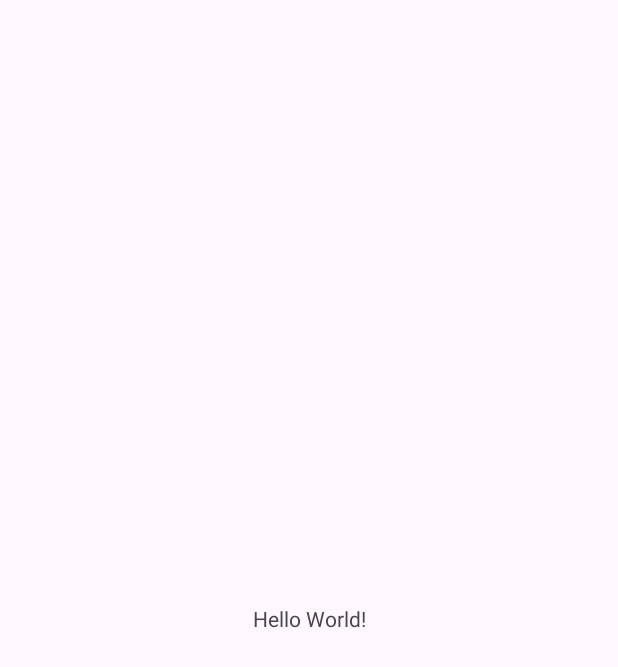
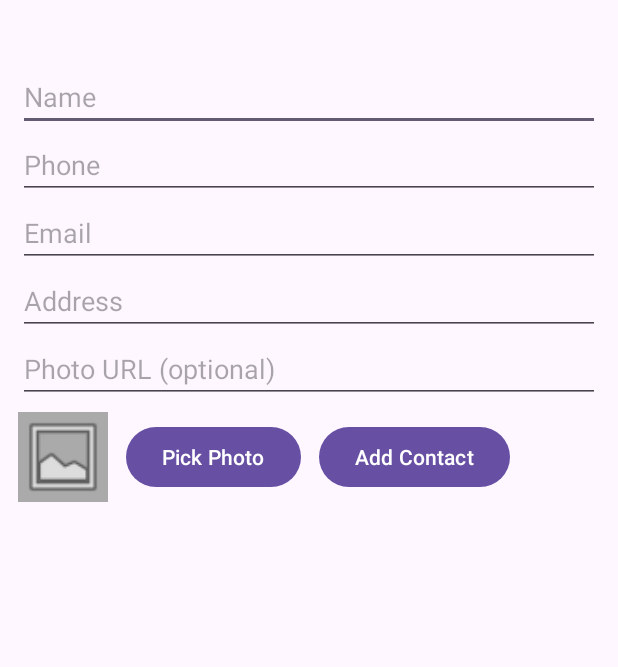
Before and after one commit to georgepashev/MobileApp_Contacts_2025_1a, an Android app: the screen it shows after launch (MainActivity), on a phone screen of 412 x 824 dp. Before the commit the part shown is almost empty. Shown: the top 667 px of the screen. Run offline under Robolectric (Android 15) with nearby library versions, the phone set to English and light mode, and no system bars.

```diff
--- a/app/src/main/java/com/example/contacts/MainActivity.kt
+++ b/app/src/main/java/com/example/contacts/MainActivity.kt
@@ -1,20 +1,102 @@
 package com.example.contacts
 
+import android.content.Intent
+import android.net.Uri
 import android.os.Bundle
+import android.widget.Button
+import android.widget.EditText
+import android.widget.ImageView
 import androidx.activity.enableEdgeToEdge
+import androidx.activity.result.contract.ActivityResultContracts
+import androidx.activity.viewModels
 import androidx.appcompat.app.AppCompatActivity
-import androidx.core.view.ViewCompat
-import androidx.core.view.WindowInsetsCompat
+import androidx.recyclerview.widget.LinearLayoutManager
+import androidx.recyclerview.widget.RecyclerView
+import coil.load
+import okio.Inflater
+
 
 class MainActivity : AppCompatActivity() {
+
+
+
+    private var etName: EditText? = null
+    private var etPhone: EditText? = null
+    private var etEmail: EditText? = null
+    private var etAddress: EditText? = null
+    private var etPhotoUrl : EditText?  = null
+    private var btnPick: Button? = null
+    private var btnAdd: Button? = null
+    private var ivPreview : ImageView? = null
+    private var rvContacts : RecyclerView? = null
+
+
+    private val vm: ContactViewModel by viewModels()
+    private lateinit var photoRepo: PhotoRepository
+
+    private var pickedPhotoPath: String? = null
+
+    private val pickImage = registerForActivityResult(
+        ActivityResultContracts.OpenDocument()
+    ) { uri: Uri? ->
+        uri?.let {
+            contentResolver.takePersistableUriPermission(
+                it, Intent.FLAG_GRANT_READ_URI_PERMISSION
+            )
+            pickedPhotoPath = photoRepo.saveFromUri(it)
+            ivPreview?.load(pickedPhotoPath)
+        }
+    }
+
     override fun onCreate(savedInstanceState: Bundle?) {
         super.onCreate(savedInstanceState)
         enableEdgeToEdge()
+
         setContentView(R.layout.activity_main)
-        ViewCompat.setOnApplyWindowInsetsListener(findViewById(R.id.main)) { v, insets ->
-            val systemBars = insets.getInsets(WindowInsetsCompat.Type.systemBars())
-            v.setPadding(systemBars.left, systemBars.top, systemBars.right, systemBars.bottom)
-            insets
+        etName = findViewById(R.id.etName)
+        etPhone = findViewById(R.id.etPhone)
+        etEmail = findViewById(R.id.etEmail)
+        etAddress = findViewById(R.id.etAddress)
+        etPhotoUrl = findViewById(R.id.etPhotoUrl)
+        btnPick = findViewById(R.id.btnPick)
+        btnAdd = findViewById(R.id.btnAdd)
+        ivPreview = findViewById(R.id.ivPreview)
+        rvContacts = findViewById(R.id.rvContacts)
+
+
+        photoRepo = PhotoRepository(this)
+
+
+
+
+
+       // vm.contacts.observe(this) { adapter.submitList(it) }
+
+        btnPick?.setOnClickListener { pickImage.launch(arrayOf("image/*")) }
+
+        btnAdd?.setOnClickListener {
+            val contact = Contact(
+                name = etName?.text.toString().trim(),
+                phone = etPhone?.text.toString().trim(),
+                email = etEmail?.text.toString().trim(),
+                address = etAddress?.text.toString().trim(),
+                photoUrl = etPhotoUrl?.text.toString().trim().ifBlank { null },
+                photoPath = pickedPhotoPath
+            )
+            vm.add(contact)
+
+            val adapter = ContactAdapter()
+            rvContacts?.adapter = adapter
+
+
+// reset
+            etName?.text?.clear()
+            etPhone?.text?.clear()
+            etEmail?.text?.clear()
+            etAddress?.text?.clear()
+            etPhotoUrl?.text?.clear()
+            pickedPhotoPath = null
+            ivPreview?.setImageResource(android.R.drawable.ic_menu_gallery)
         }
     }
 }
--- a/app/src/main/res/layout/activity_main.xml
+++ b/app/src/main/res/layout/activity_main.xml
@@ -1,19 +1,74 @@
 <?xml version="1.0" encoding="utf-8"?>
-<androidx.constraintlayout.widget.ConstraintLayout xmlns:android="http://schemas.android.com/apk/res/android"
-    xmlns:app="http://schemas.android.com/apk/res-auto"
-    xmlns:tools="http://schemas.android.com/tools"
-    android:id="@+id/main"
+<LinearLayout xmlns:android="http://schemas.android.com/apk/res/android"
     android:layout_width="match_parent"
     android:layout_height="match_parent"
-    tools:context=".MainActivity">
+    android:orientation="vertical"
+    android:padding="12dp">
+    <TextView
+        android:layout_width="match_parent"
+        android:layout_height="wrap_content"
+        android:minHeight="30dp"
+        ></TextView>
+<EditText
+android:id="@+id/etName"
+android:hint="Name"
+android:layout_width="match_parent"
+android:layout_height="wrap_content"/>
+<EditText
+android:id="@+id/etPhone"
+android:hint="Phone"
+android:inputType="phone"
+android:layout_width="match_parent"
+android:layout_height="wrap_content"/>
+<EditText
+android:id="@+id/etEmail"
+android:hint="Email"
+android:inputType="textEmailAddress"
+android:layout_width="match_parent"
+android:layout_height="wrap_content"/>
+<EditText
+android:id="@+id/etAddress"
+android:hint="Address"
+android:layout_width="match_parent"
+android:layout_height="wrap_content"/>
+<EditText
+android:id="@+id/etPhotoUrl"
+android:hint="Photo URL (optional)"
+android:layout_width="match_parent"
+android:layout_height="wrap_content"/>
+<LinearLayout
+android:layout_width="match_parent"
+android:layout_height="wrap_content"
+android:orientation="horizontal"
+android:gravity="center_vertical"
+android:paddingVertical="6dp">
 
-    <TextView
-        android:layout_width="wrap_content"
-        android:layout_height="wrap_content"
-        android:text="Hello World!"
-        app:layout_constraintBottom_toBottomOf="parent"
-        app:layout_constraintEnd_toEndOf="parent"
-        app:layout_constraintStart_toStartOf="parent"
-        app:layout_constraintTop_toTopOf="parent" />
+<ImageView
+    android:id="@+id/ivPreview"
+    android:layout_width="60dp"
+    android:layout_height="60dp"
+    android:contentDescription="Preview"
+    android:src="@android:drawable/ic_menu_gallery"
+    android:scaleType="centerCrop"
+    android:background="@android:color/darker_gray"/>
 
-</androidx.constraintlayout.widget.ConstraintLayout>
+<Button
+    android:id="@+id/btnPick"
+    android:layout_width="wrap_content"
+    android:layout_height="wrap_content"
+    android:text="Pick Photo"
+    android:layout_marginStart="12dp"/>
+
+<Button
+    android:id="@+id/btnAdd"
+    android:layout_width="wrap_content"
+    android:layout_height="wrap_content"
+    android:text="Add Contact"
+    android:layout_marginStart="12dp"/>
+</LinearLayout>
+<androidx.recyclerview.widget.RecyclerView
+android:id="@+id/rvContacts"
+android:layout_width="match_parent"
+android:layout_height="0dp"
+android:layout_weight="1"/>
+    </LinearLayout>
--- /dev/null
+++ b/app/src/main/res/xml/file_paths.xml
@@ -0,0 +1,4 @@
+<?xml version="1.0" encoding="utf-8"?>
+<paths xmlns:android="http://schemas.android.com/apk/res/android">
+<files-path name="files" path="." />
+    </paths>
--- a/gradle/libs.versions.toml
+++ b/gradle/libs.versions.toml
@@ -9,6 +9,8 @@ appcompat = "1.7.1"
 material = "1.13.0"
 activity = "1.11.0"
 constraintlayout = "2.2.1"
+roomCommonJvm = "2.8.2"
+ksp = "2.0.21-1.0.25"
 
 [libraries]
 androidx-core-ktx = { group = "androidx.core", name = "core-ktx", version.ref = "coreKtx" }
@@ -19,7 +21,9 @@ androidx-appcompat = { group = "androidx.appcompat", name = "appcompat", version
 material = { group = "com.google.android.material", name = "material", version.ref = "material" }
 androidx-activity = { group = "androidx.activity", name = "activity", version.ref = "activity" }
 androidx-constraintlayout = { group = "androidx.constraintlayout", name = "constraintlayout", version.ref = "constraintlayout" }
+androidx-room-common-jvm = { group = "androidx.room", name = "room-common-jvm", version.ref = "roomCommonJvm" }
 
 [plugins]
 android-application = { id = "com.android.application", version.ref = "agp" }
 kotlin-android = { id = "org.jetbrains.kotlin.android", version.ref = "kotlin" }
+ksp = { id = "com.google.devtools.ksp", version.ref = "ksp" }
```
Also changed, not shown: app/build.gradle (+20 -15 lines), app/src/main/AndroidManifest.xml (+10 -0 lines), app/src/main/java/com/example/contacts/AppDatabase.kt (added, +26 -0 lines), app/src/main/java/com/example/contacts/Contact.kt (added, +15 -0 lines), app/src/main/java/com/example/contacts/ContactAdapter.kt (added, +56 -0 lines), app/src/main/java/com/example/contacts/ContactDao.kt (added, +23 -0 lines), app/src/main/java/com/example/contacts/PhotoRepository.kt (added, +40 -0 lines), app/src/main/java/com/example/contacts/ViewModel.kt (added, +17 -0 lines), app/src/main/res/layout/item_contact.xml (added, +41 -0 lines), build.gradle (+4 -17 lines), settings.gradle (+2 -9 lines).
